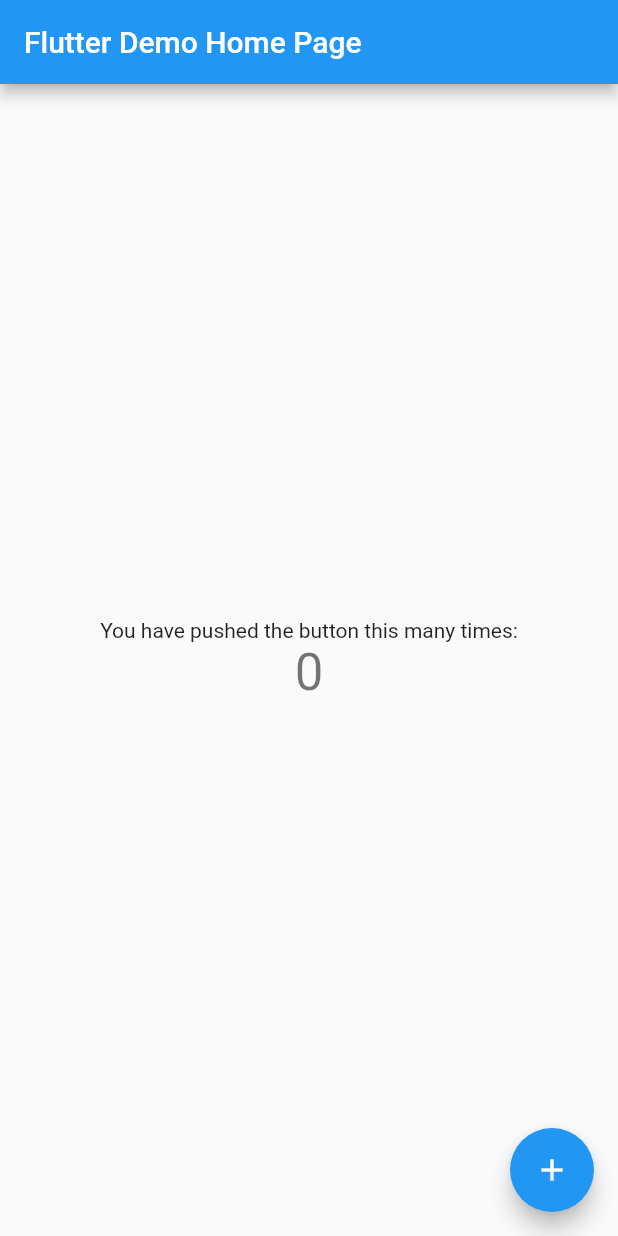
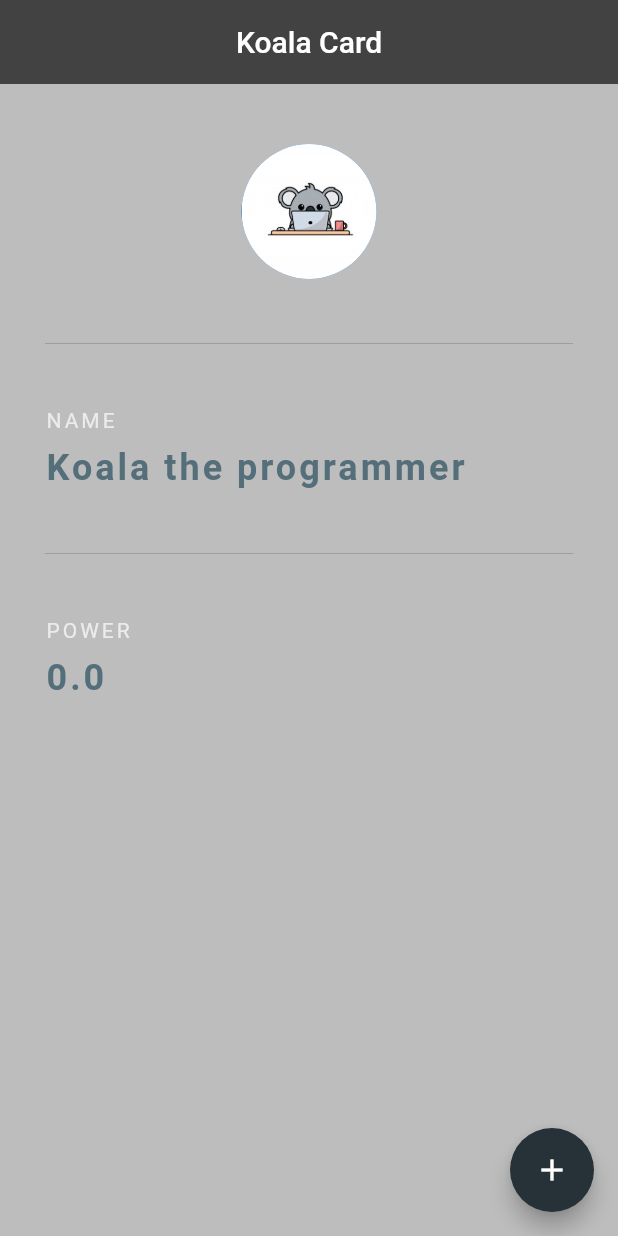
Before and after one commit to Kobietakoala/flluter_tutorial, a Flutter app: the screen it shows after launch, on a phone screen of 412 x 824 dp. Run offline on Flutter 3.47's test engine with Material 2 defaults, Android fonts, the phone set to English and light mode, and no system bars.

Commit message:
Koala Id App Own Version
Własna budowa podsawowej aplikacji

```diff
--- a/koala_app/lib/main.dart
+++ b/koala_app/lib/main.dart
@@ -1,113 +1,98 @@
 import 'package:flutter/material.dart';
 
 void main() {
-  runApp(MyApp());
+  runApp(MaterialApp(
+    home: KoalaCard(),
+  ));
 }
 
-class MyApp extends StatelessWidget {
-  // This widget is the root of your application.
+class KoalaCard extends StatefulWidget {
+  @override
+  _KoalaCardState createState() => _KoalaCardState();
+}
+
+class _KoalaCardState extends State<KoalaCard> {
+  double power = 0;
+
   @override
   Widget build(BuildContext context) {
-    return MaterialApp(
-      title: 'Flutter Demo',
-      theme: ThemeData(
-        // This is the theme of your application.
-        //
-        // Try running your application with "flutter run". You'll see the
-        // application has a blue toolbar. Then, without quitting the app, try
-        // changing the primarySwatch below to Colors.green and then invoke
-        // "hot reload" (press "r" in the console where you ran "flutter run",
-        // or simply save your changes to "hot reload" in a Flutter IDE).
-        // Notice that the counter didn't reset back to zero; the application
-        // is not restarted.
-        primarySwatch: Colors.blue,
+    return Scaffold(
+      backgroundColor: Colors.grey[400],
+      appBar: AppBar(
+        title: Text("Koala Card"),
+        centerTitle: true,
+        backgroundColor: Colors.grey[800],
+        elevation: 0.0,
       ),
-      home: MyHomePage(title: 'Flutter Demo Home Page'),
+      floatingActionButton: FloatingActionButton(
+        onPressed: () {
+          setState(() {
+            double val = power / 10;
+            power += ((power + 1) - val).toInt();
+          });
+        },
+        child: Icon(Icons.add),
+        backgroundColor: Colors.blueGrey[900],
+      ),
+      body: Padding(
+        padding: EdgeInsets.fromLTRB(30.0, 40.0, 30.0, 0.0),
+        child: Column(
+           crossAxisAlignment: CrossAxisAlignment.start,
+           children: <Widget>[
+             Center(
+                 child: CircleAvatar(
+                     backgroundImage: AssetImage('assets/koala.jpg'),
+                     radius: 45.0
+                 )),
+             Divider(
+               height: 86.0,
+               color: Colors.grey
+             ),
+             Text(
+               "NAME",
+               style: TextStyle(
+                   color: Colors.white70,
+                   letterSpacing: 2.0,
+               )
+             ),
+             SizedBox(height: 10.0),
+             Text(
+                 "Koala the programmer",
+                 style: TextStyle(
+                   color: Colors.blueGrey[600],
+                   letterSpacing: 2.0,
+                   fontSize: 24.0,
+                   fontWeight: FontWeight.bold
+                 )
+             ),
+             Divider(
+                 height: 86.0,
+                 color: Colors.grey
+             ),
+             Text(
+                 "POWER",
+                 style: TextStyle(
+                     color: Colors.white70,
+                     letterSpacing: 2.0,
+                 )
+             ),
+
+             SizedBox(height: 10.0),
+             Text(
+                 '$power',
+                 style: TextStyle(
+                     color: Colors.blueGrey[600],
+                     letterSpacing: 2.0,
+                     fontSize: 24.0,
+                     fontWeight: FontWeight.bold
+                 )
+             ),
+
+           ],
+
+
+        ),
+      ),
     );
   }
 }
-
-class MyHomePage extends StatefulWidget {
-  MyHomePage({Key key, this.title}) : super(key: key);
-
-  // This widget is the home page of your application. It is stateful, meaning
-  // that it has a State object (defined below) that contains fields that affect
-  // how it looks.
-
-  // This class is the configuration for the state. It holds the values (in this
-  // case the title) provided by the parent (in this case the App widget) and
-  // used by the build method of the State. Fields in a Widget subclass are
-  // always marked "final".
-
-  final String title;
-
-  @override
-  _MyHomePageState createState() => _MyHomePageState();
-}
-
-class _MyHomePageState extends State<MyHomePage> {
-  int _counter = 0;
-
-  void _incrementCounter() {
-    setState(() {
-      // This call to setState tells the Flutter framework that something has
-      // changed in this State, which causes it to rerun the build method below
-      // so that the display can reflect the updated values. If we changed
-      // _counter without calling setState(), then the build method would not be
-      // called again, and so nothing would appear to happen.
-      _counter++;
-    });
-  }
-
-  @override
-  Widget build(BuildContext context) {
-    // This method is rerun every time setState is called, for instance as done
-    // by the _incrementCounter method above.
-    //
-    // The Flutter framework has been optimized to make rerunning build methods
-    // fast, so that you can just rebuild anything that needs updating rather
-    // than having to individually change instances of widgets.
-    return Scaffold(
-      appBar: AppBar(
-        // Here we take the value from the MyHomePage object that was created by
-        // the App.build method, and use it to set our appbar title.
-        title: Text(widget.title),
-      ),
-      body: Center(
-        // Center is a layout widget. It takes a single child and positions it
-        // in the middle of the parent.
-        child: Column(
-          // Column is also a layout widget. It takes a list of children and
-          // arranges them vertically. By default, it sizes itself to fit its
-          // children horizontally, and tries to be as tall as its parent.
-          //
-          // Invoke "debug painting" (press "p" in the console, choose the
-          // "Toggle Debug Paint" action from the Flutter Inspector in Android
-          // Studio, or the "Toggle Debug Paint" command in Visual Studio Code)
-          // to see the wireframe for each widget.
-          //
-          // Column has various properties to control how it sizes itself and
-          // how it positions its children. Here we use mainAxisAlignment to
-          // center the children vertically; the main axis here is the vertical
-          // axis because Columns are vertical (the cross axis would be
-          // horizontal).
-          mainAxisAlignment: MainAxisAlignment.center,
-          children: <Widget>[
-            Text(
-              'You have pushed the button this many times:',
-            ),
-            Text(
-              '$_counter',
-              style: Theme.of(context).textTheme.headline4,
-            ),
-          ],
-        ),
-      ),
-      floatingActionButton: FloatingActionButton(
-        onPressed: _incrementCounter,
-        tooltip: 'Increment',
-        child: Icon(Icons.add),
-      ), // This trailing comma makes auto-formatting nicer for build methods.
-    );
-  }
-}
```
Also changed, not shown: koala_app/pubspec.yaml (+3 -4 lines), list_of_data/lib/main.dart (added, +34 -0 lines), list_of_data/pubspec.yaml (added, +78 -0 lines), koala_app/assets/koala.jpg (added), list_of_data/pubspec.lock (added), 73 other files.
